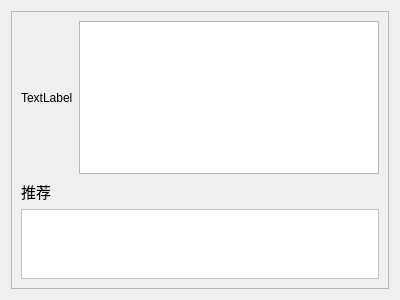
Above: FilmContentSystem_GUI/filmpage.ui from Manchery/FilmContentSystem before the change. Below: the same form after it.
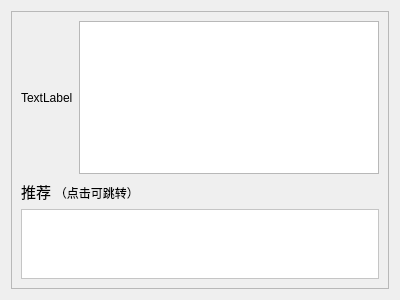
That is the form after the change.

```diff
--- a/FilmContentSystem_GUI/filmpage.ui
+++ b/FilmContentSystem_GUI/filmpage.ui
@@ -74,7 +74,7 @@
           </font>
          </property>
          <property name="text">
-          <string>推荐</string>
+          <string>推荐 &lt;small&gt;（点击可跳转）&lt;/small&gt;</string>
          </property>
         </widget>
        </item>
```
